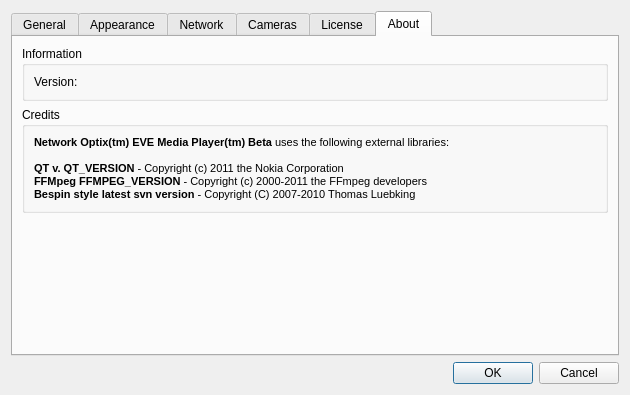
This is src/preferences.ui in networkoptix/nx_open as Qt 5 draws it before an edit. The edited form follows.
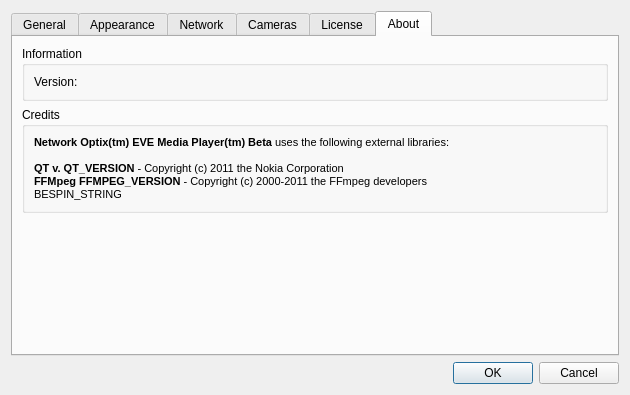
This is the edited form. The open tabs and pages were chosen to show the change.

Commit message:
Feature #85 Change style of application
Do not build and use bespin style on OS X.

<==== Mercurial data ====>
Branch: master

Diff of the .ui file:
```diff
--- a/src/preferences.ui
+++ b/src/preferences.ui
@@ -524,7 +524,7 @@
 &lt;p style=&quot;-qt-paragraph-type:empty; margin-top:0px; margin-bottom:0px; margin-left:0px; margin-right:0px; -qt-block-indent:0; text-indent:0px; font-size:8pt;&quot;&gt;&lt;/p&gt;
 &lt;p style=&quot; margin-top:0px; margin-bottom:0px; margin-left:0px; margin-right:0px; -qt-block-indent:0; text-indent:0px;&quot;&gt;&lt;span style=&quot; font-size:8pt; font-weight:600;&quot;&gt;QT v. QT_VERSION&lt;/span&gt;&lt;span style=&quot; font-size:8pt;&quot;&gt; - Copyright (c) 2011 the Nokia Corporation&lt;/span&gt;&lt;/p&gt;
 &lt;p style=&quot; margin-top:0px; margin-bottom:0px; margin-left:0px; margin-right:0px; -qt-block-indent:0; text-indent:0px;&quot;&gt;&lt;span style=&quot; font-size:8pt; font-weight:600;&quot;&gt;FFMpeg FFMPEG_VERSION&lt;/span&gt;&lt;span style=&quot; font-size:8pt;&quot;&gt; - Copyright (c) 2000-2011 the FFmpeg developers&lt;/span&gt;&lt;/p&gt;
-&lt;p style=&quot; margin-top:0px; margin-bottom:0px; margin-left:0px; margin-right:0px; -qt-block-indent:0; text-indent:0px;&quot;&gt;&lt;span style=&quot; font-size:8pt; font-weight:600;&quot;&gt;Bespin style&lt;/span&gt;&lt;span style=&quot; font-size:8pt;&quot;&gt; &lt;/span&gt;&lt;span style=&quot; font-size:8pt; font-weight:600;&quot;&gt;latest svn version&lt;/span&gt;&lt;span style=&quot; font-size:8pt;&quot;&gt; - Copyright (C) 2007-2010 Thomas Luebking&lt;/span&gt;&lt;/p&gt;&lt;/body&gt;&lt;/html&gt;</string>
+BESPIN_STRING&lt;/body&gt;&lt;/html&gt;</string>
             </property>
             <property name="textFormat">
              <enum>Qt::AutoText</enum>
```
The commit also changes 2 other files.
